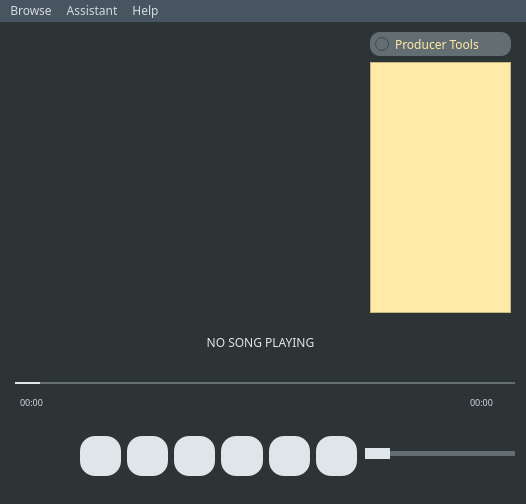
kamvegwij/WindowsMediaPlayer, file mainwindow.ui: the form before one commit.
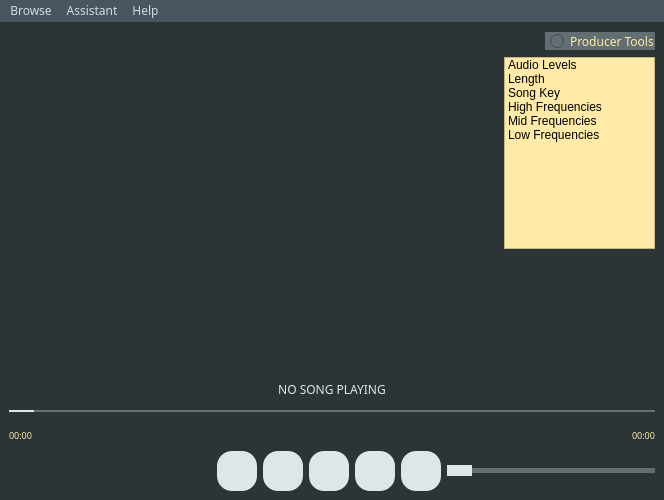
The form after the commit.

Commit message: integrate dynamic UI layout

The edit to the form file:
```diff
--- a/mainwindow.ui
+++ b/mainwindow.ui
@@ -6,8 +6,8 @@
    <rect>
     <x>0</x>
     <y>0</y>
-    <width>526</width>
-    <height>504</height>
+    <width>664</width>
+    <height>500</height>
    </rect>
   </property>
   <property name="windowTitle">
@@ -19,77 +19,164 @@
 </string>
   </property>
   <widget class="QWidget" name="centralwidget">
-   <widget class="QLabel" name="song_title_lbl">
-    <property name="geometry">
-     <rect>
-      <x>0</x>
-      <y>300</y>
-      <width>521</width>
-      <height>41</height>
-     </rect>
-    </property>
-    <property name="font">
-     <font>
-      <family>MS Reference Sans Serif</family>
-      <pointsize>9</pointsize>
-      <bold>false</bold>
-     </font>
-    </property>
-    <property name="styleSheet">
-     <string notr="true">color: #dfe6e9;
+   <layout class="QVBoxLayout" name="verticalLayout">
+    <item>
+     <layout class="QHBoxLayout" name="horizontalLayout">
+      <item>
+       <spacer name="horizontalSpacer_2">
+        <property name="orientation">
+         <enum>Qt::Horizontal</enum>
+        </property>
+        <property name="sizeHint" stdset="0">
+         <size>
+          <width>638</width>
+          <height>20</height>
+         </size>
+        </property>
+       </spacer>
+      </item>
+      <item>
+       <layout class="QVBoxLayout" name="producer_vertical_layout">
+        <item>
+         <layout class="QHBoxLayout" name="producer_button_horizontal_layout">
+          <item>
+           <spacer name="horizontalSpacer_4">
+            <property name="orientation">
+             <enum>Qt::Horizontal</enum>
+            </property>
+            <property name="sizeHint" stdset="0">
+             <size>
+              <width>48</width>
+              <height>20</height>
+             </size>
+            </property>
+           </spacer>
+          </item>
+          <item>
+           <widget class="QRadioButton" name="radioButton">
+            <property name="font">
+             <font>
+              <family>MS Reference Sans Serif</family>
+             </font>
+            </property>
+            <property name="styleSheet">
+             <string notr="true">QRadioButton
+{
+	padding-left: 5px;
+	border-radius: 10px;
+	background-color: #636e72;
+	color: #ffeaa7;
+}</string>
+            </property>
+            <property name="text">
+             <string>Producer Tools</string>
+            </property>
+           </widget>
+          </item>
+         </layout>
+        </item>
+        <item>
+         <layout class="QHBoxLayout" name="producer_view_horizontal_layout">
+          <item>
+           <spacer name="horizontalSpacer_5">
+            <property name="orientation">
+             <enum>Qt::Horizontal</enum>
+            </property>
+            <property name="sizeHint" stdset="0">
+             <size>
+              <width>38</width>
+              <height>20</height>
+             </size>
+            </property>
+           </spacer>
+          </item>
+          <item>
+           <widget class="QListWidget" name="producer_tool_view">
+            <property name="styleSheet">
+             <string notr="true">background-color: #ffeaa7;</string>
+            </property>
+            <item>
+             <property name="text">
+              <string>Audio Levels</string>
+             </property>
+            </item>
+            <item>
+             <property name="text">
+              <string>Length</string>
+             </property>
+            </item>
+            <item>
+             <property name="text">
+              <string>Song Key</string>
+             </property>
+            </item>
+            <item>
+             <property name="text">
+              <string>High Frequencies</string>
+             </property>
+            </item>
+            <item>
+             <property name="text">
+              <string>Mid Frequencies</string>
+             </property>
+            </item>
+            <item>
+             <property name="text">
+              <string>Low Frequencies</string>
+             </property>
+            </item>
+           </widget>
+          </item>
+         </layout>
+        </item>
+       </layout>
+      </item>
+     </layout>
+    </item>
+    <item>
+     <spacer name="verticalSpacer">
+      <property name="orientation">
+       <enum>Qt::Vertical</enum>
+      </property>
+      <property name="sizeHint" stdset="0">
+       <size>
+        <width>20</width>
+        <height>86</height>
+       </size>
+      </property>
+     </spacer>
+    </item>
+    <item>
+     <layout class="QVBoxLayout" name="song_info_horizontal_layout">
+      <item>
+       <widget class="QLabel" name="song_title_lbl">
+        <property name="font">
+         <font>
+          <family>MS Reference Sans Serif</family>
+          <pointsize>9</pointsize>
+          <bold>false</bold>
+         </font>
+        </property>
+        <property name="styleSheet">
+         <string notr="true">color: #dfe6e9;
 border: none;</string>
-    </property>
-    <property name="frameShape">
-     <enum>QFrame::Panel</enum>
-    </property>
-    <property name="text">
-     <string>NO SONG PLAYING</string>
-    </property>
-    <property name="alignment">
-     <set>Qt::AlignCenter</set>
-    </property>
-   </widget>
-   <widget class="QSlider" name="volume_slider">
-    <property name="geometry">
-     <rect>
-      <x>360</x>
-      <y>420</y>
-      <width>161</width>
-      <height>22</height>
-     </rect>
-    </property>
-    <property name="styleSheet">
-     <string notr="true">QSlider::groove:horizontal{
-	height: 5px;
-	width: 150px;
-	border-radius: 10px;
-	background: #636e72;
-}
-QSlider::handle:horizontal{
-	margin: -3px 0px;
-	height: 25px;
-	width: 25px;
-	border-radius: 10px;
-	background: #dfe6e9;
-}</string>
-    </property>
-    <property name="orientation">
-     <enum>Qt::Horizontal</enum>
-    </property>
-   </widget>
-   <widget class="QSlider" name="song_progress_slider">
-    <property name="geometry">
-     <rect>
-      <x>10</x>
-      <y>350</y>
-      <width>511</width>
-      <height>22</height>
-     </rect>
-    </property>
-    <property name="styleSheet">
-     <string notr="true">QSlider::groove:horizontal{
+        </property>
+        <property name="frameShape">
+         <enum>QFrame::Panel</enum>
+        </property>
+        <property name="text">
+         <string>NO SONG PLAYING</string>
+        </property>
+        <property name="alignment">
+         <set>Qt::AlignCenter</set>
+        </property>
+       </widget>
+      </item>
+      <item>
+       <widget class="QSlider" name="song_progress_slider">
+        <property name="styleSheet">
+         <string notr="true">QSlider::groove:horizontal{
 	height: 2px;
-	width: 500px;
 	border-radius: 10px;
 	background: #636e72;
 }
@@ -100,31 +187,93 @@
 	border-radius: 25px;
 	background: #dfe6e9;
 }</string>
-    </property>
-    <property name="orientation">
-     <enum>Qt::Horizontal</enum>
-    </property>
-   </widget>
-   <widget class="QWidget" name="layoutWidget">
-    <property name="geometry">
-     <rect>
-      <x>80</x>
-      <y>410</y>
-      <width>277</width>
-      <height>48</height>
-     </rect>
-    </property>
-    <layout class="QHBoxLayout" name="audio_button_layout">
-     <item>
-      <widget class="QPushButton" name="repeat_button">
-       <property name="font">
-        <font>
-         <pointsize>20</pointsize>
-         <bold>true</bold>
-        </font>
-       </property>
-       <property name="styleSheet">
-        <string notr="true">QPushButton
+        </property>
+        <property name="orientation">
+         <enum>Qt::Horizontal</enum>
+        </property>
+       </widget>
+      </item>
+     </layout>
+    </item>
+    <item>
+     <layout class="QHBoxLayout" name="horizontalLayout_2">
+      <item>
+       <widget class="QLabel" name="song_start_time_label">
+        <property name="font">
+         <font>
+          <family>MS Reference Sans Serif</family>
+          <pointsize>7</pointsize>
+          <bold>false</bold>
+         </font>
+        </property>
+        <property name="styleSheet">
+         <string notr="true">color: #ffeaa7;</string>
+        </property>
+        <property name="text">
+         <string>00:00</string>
+        </property>
+       </widget>
+      </item>
+      <item>
+       <spacer name="horizontalSpacer">
+        <property name="orientation">
+         <enum>Qt::Horizontal</enum>
+        </property>
+        <property name="sizeHint" stdset="0">
+         <size>
+          <width>548</width>
+          <height>20</height>
+         </size>
+        </property>
+       </spacer>
+      </item>
+      <item>
+       <widget class="QLabel" name="song_end_time_label">
+        <property name="font">
+         <font>
+          <family>MS Reference Sans Serif</family>
+          <pointsize>7</pointsize>
+          <bold>false</bold>
+          <kerning>false</kerning>
+         </font>
+        </property>
+        <property name="styleSheet">
+         <string notr="true">color: #ffeaa7;</string>
+        </property>
+        <property name="text">
+         <string notr="true">00:00</string>
+        </property>
+       </widget>
+      </item>
+     </layout>
+    </item>
+    <item>
+     <layout class="QHBoxLayout" name="buttons_horizontal_layout">
+      <item>
+       <spacer name="horizontalSpacer_3">
+        <property name="orientation">
+         <enum>Qt::Horizontal</enum>
+        </property>
+        <property name="sizeHint" stdset="0">
+         <size>
+          <width>108</width>
+          <height>20</height>
+         </size>
+        </property>
+       </spacer>
+      </item>
+      <item>
+       <layout class="QHBoxLayout" name="audio_buttons_horizontal_layout">
+        <item>
+         <widget class="QPushButton" name="repeat_button">
+          <property name="font">
+           <font>
+            <pointsize>20</pointsize>
+            <bold>true</bold>
+           </font>
+          </property>
+          <property name="styleSheet">
+           <string notr="true">QPushButton
 {
 background-color: #dfe6e9;
 border-radius: 15px;
@@ -136,22 +285,22 @@
 {
 	background-color: #b2bec3;
 }</string>
-       </property>
-       <property name="text">
-        <string/>
-       </property>
-      </widget>
-     </item>
-     <item>
-      <widget class="QPushButton" name="stop_button">
-       <property name="font">
-        <font>
-         <pointsize>20</pointsize>
-         <bold>true</bold>
-        </font>
-       </property>
-       <property name="styleSheet">
-        <string notr="true">QPushButton
+          </property>
+          <property name="text">
+           <string/>
+          </property>
+         </widget>
+        </item>
+        <item>
+         <widget class="QPushButton" name="backward_button">
+          <property name="font">
+           <font>
+            <pointsize>20</pointsize>
+            <bold>true</bold>
+           </font>
+          </property>
+          <property name="styleSheet">
+           <string notr="true">QPushButton
 {
 background-color: #dfe6e9;
 border-radius: 15px;
@@ -163,22 +312,22 @@
 {
 	background-color: #b2bec3;
 }</string>
-       </property>
-       <property name="text">
-        <string/>
-       </property>
-      </widget>
-     </item>
-     <item>
-      <widget class="QPushButton" name="backward_button">
-       <property name="font">
-        <font>
-         <pointsize>20</pointsize>
-         <bold>true</bold>
-        </font>
-       </property>
-       <property name="styleSheet">
-        <string notr="true">QPushButton
+          </property>
+          <property name="text">
+           <string/>
+          </property>
+         </widget>
+        </item>
+        <item>
+         <widget class="QPushButton" name="play_button">
+          <property name="font">
+           <font>
+            <pointsize>20</pointsize>
+            <bold>true</bold>
+           </font>
+          </property>
+          <property name="styleSheet">
+           <string notr="true">QPushButton
 {
 background-color: #dfe6e9;
 border-radius: 15px;
@@ -190,22 +339,22 @@
 {
 	background-color: #b2bec3;
 }</string>
-       </property>
-       <property name="text">
-        <string/>
-       </property>
-      </widget>
-     </item>
-     <item>
-      <widget class="QPushButton" name="play_button">
-       <property name="font">
-        <font>
-         <pointsize>20</pointsize>
-         <bold>true</bold>
-        </font>
-       </property>
-       <property name="styleSheet">
-        <string notr="true">QPushButton
+          </property>
+          <property name="text">
+           <string/>
+          </property>
+         </widget>
+        </item>
+        <item>
+         <widget class="QPushButton" name="forward_button">
+          <property name="font">
+           <font>
+            <pointsize>20</pointsize>
+            <bold>true</bold>
+           </font>
+          </property>
+          <property name="styleSheet">
+           <string notr="true">QPushButton
 {
 background-color: #dfe6e9;
 border-radius: 15px;
@@ -217,22 +366,22 @@
 {
 	background-color: #b2bec3;
 }</string>
-       </property>
-       <property name="text">
-        <string/>
-       </property>
-      </widget>
-     </item>
-     <item>
-      <widget class="QPushButton" name="forward_button">
-       <property name="font">
-        <font>
-         <pointsize>20</pointsize>
-         <bold>true</bold>
-        </font>
-       </property>
-       <property name="styleSheet">
-        <string notr="true">QPushButton
+          </property>
+          <property name="text">
+           <string/>
+          </property>
+         </widget>
+        </item>
+        <item>
+         <widget class="QPushButton" name="mute_button">
+          <property name="font">
+           <font>
+            <pointsize>20</pointsize>
+            <bold>true</bold>
+           </font>
+          </property>
+          <property name="styleSheet">
+           <string notr="true">QPushButton
 {
 background-color: #dfe6e9;
 border-radius: 15px;
@@ -244,135 +393,45 @@
 {
 	background-color: #b2bec3;
 }</string>
-       </property>
-       <property name="text">
-        <string/>
-       </property>
-      </widget>
-     </item>
-     <item>
-      <widget class="QPushButton" name="mute_button">
-       <property name="font">
-        <font>
-         <pointsize>20</pointsize>
-         <bold>true</bold>
-        </font>
-       </property>
-       <property name="styleSheet">
-        <string notr="true">QPushButton
-{
-background-color: #dfe6e9;
-border-radius: 15px;
-color: white;
-width: 40px;
-height: 40px;
+          </property>
+          <property name="text">
+           <string/>
+          </property>
+         </widget>
+        </item>
+       </layout>
+      </item>
+      <item>
+       <widget class="QSlider" name="volume_slider">
+        <property name="styleSheet">
+         <string notr="true">QSlider::groove:horizontal{
+	height: 5px;
+	border-radius: 10px;
+	background: #636e72;
 }
-QPushButton:Hover
-{
-	background-color: #b2bec3;
-}</string>
-       </property>
-       <property name="text">
-        <string/>
-       </property>
-      </widget>
-     </item>
-    </layout>
-   </widget>
-   <widget class="QLabel" name="song_start_time_label">
-    <property name="geometry">
-     <rect>
-      <x>20</x>
-      <y>370</y>
-      <width>61</width>
-      <height>20</height>
-     </rect>
-    </property>
-    <property name="font">
-     <font>
-      <family>MS Reference Sans Serif</family>
-      <pointsize>7</pointsize>
-      <bold>false</bold>
-     </font>
-    </property>
-    <property name="styleSheet">
-     <string notr="true">color: #d2dae2;</string>
-    </property>
-    <property name="text">
-     <string>00:00</string>
-    </property>
-   </widget>
-   <widget class="QLabel" name="song_end_time_label">
-    <property name="geometry">
-     <rect>
-      <x>470</x>
-      <y>370</y>
-      <width>41</width>
-      <height>20</height>
-     </rect>
-    </property>
-    <property name="font">
-     <font>
-      <family>MS Reference Sans Serif</family>
-      <pointsize>7</pointsize>
-      <bold>false</bold>
-      <kerning>false</kerning>
-     </font>
-    </property>
-    <property name="styleSheet">
-     <string notr="true">color: #d2dae2;</string>
-    </property>
-    <property name="text">
-     <string notr="true">00:00</string>
-    </property>
-   </widget>
-   <widget class="QRadioButton" name="radioButton">
-    <property name="geometry">
-     <rect>
-      <x>370</x>
-      <y>10</y>
-      <width>141</width>
-      <height>24</height>
-     </rect>
-    </property>
-    <property name="font">
-     <font>
-      <family>MS Reference Sans Serif</family>
-     </font>
-    </property>
-    <property name="styleSheet">
-     <string notr="true">QRadioButton
-{
-	padding-left: 5px;
+QSlider::handle:horizontal{
+	margin: -3px 0px;
+	height: 25px;
+	width: 25px;
 	border-radius: 10px;
-	background-color: #636e72;
-	color: #ffeaa7;
+	background: #dfe6e9;
 }</string>
-    </property>
-    <property name="text">
-     <string>Producer Tools</string>
-    </property>
-   </widget>
-   <widget class="QListWidget" name="developer_tool_view">
-    <property name="geometry">
-     <rect>
-      <x>370</x>
-      <y>40</y>
-      <width>141</width>
-      <height>251</height>
-     </rect>
-    </property>
-    <property name="styleSheet">
-     <string notr="true">background-color: #ffeaa7;</string>
-    </property>
-   </widget>
+        </property>
+        <property name="orientation">
+         <enum>Qt::Horizontal</enum>
+        </property>
+       </widget>
+      </item>
+     </layout>
+    </item>
+   </layout>
   </widget>
   <widget class="QMenuBar" name="menubar">
    <property name="geometry">
     <rect>
      <x>0</x>
      <y>0</y>
-     <width>526</width>
+     <width>664</width>
      <height>24</height>
     </rect>
    </property>
```
The commit also changes 8 other files.
